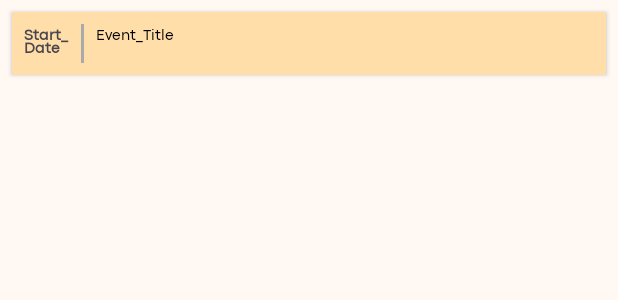
After one commit to mzylfo/Treasure, an Android app: the layout card_event.xml on its own in the app's theme, with its tools: preview values and no code run, on a phone screen of 412 x 824 dp. The commit adds this screen. Shown: the top 300 px of the screen. Run offline under Robolectric (Android 15) with nearby library versions, the phone set to English and light mode, and no system bars.

Commit message:
room database per events!!!

```diff
--- a/app/src/main/java/com/example/treasure/util/Constants.java
+++ b/app/src/main/java/com/example/treasure/util/Constants.java
@@ -5,4 +5,6 @@ public class Constants {
     public static final String SAMPLE_JSON_FILENAME = "sample_api_response.json";
     public static final int DATABASE_VERSION = 1;
     public static final String SAVED_DATE_DATABASE = "Date_db";
+    public static final String SAVED_EVENT_DATABASE = "Event_db";
+    public static final String SAMPLE_EVENT_LIST = "sample_event_list.json";
 }
--- /dev/null
+++ b/app/src/main/res/layout/card_event.xml
@@ -0,0 +1,53 @@
+<?xml version="1.0" encoding="utf-8"?>
+<androidx.cardview.widget.CardView xmlns:android="http://schemas.android.com/apk/res/android"
+    xmlns:app="http://schemas.android.com/apk/res-auto"
+    android:layout_width="match_parent"
+    android:layout_height="wrap_content"
+    android:layout_margin="8dp"
+    app:cardBackgroundColor="@color/md_theme_primaryContainer"
+    >
+
+    <androidx.constraintlayout.widget.ConstraintLayout
+        android:layout_width="wrap_content"
+        android:layout_height="wrap_content"
+        android:padding="8dp"
+        >
+
+        <TextView
+            android:id="@+id/textview_startdate_event"
+            android:layout_width="30dp"
+            android:layout_height="wrap_content"
+            android:text="@string/start_date"
+            android:textStyle="bold"
+            android:textSize="10sp"
+            app:layout_constraintEnd_toStartOf="@+id/separator"
+            app:layout_constraintStart_toStartOf="parent"
+            app:layout_constraintTop_toTopOf="parent"/>
+
+        <View
+            android:id="@+id/separator"
+            android:layout_width="2dp"
+            android:layout_height="0dp"
+            android:background="@android:color/darker_gray"
+            app:layout_constraintStart_toEndOf="@+id/textview_startdate_event"
+            app:layout_constraintEnd_toStartOf="@+id/textview_title_event"
+            app:layout_constraintTop_toTopOf="parent"
+            app:layout_constraintBottom_toBottomOf="parent"
+            android:layout_marginStart="8dp"
+            android:layout_marginEnd="8dp"/>
+
+        <TextView
+            android:id="@+id/textview_title_event"
+            android:layout_width="170dp"
+            android:layout_height="wrap_content"
+            android:text="@string/event_title"
+            android:textSize="10sp"
+            android:textColor="@android:color/black"
+            app:layout_constraintStart_toEndOf="@+id/separator"
+            app:layout_constraintEnd_toEndOf="parent"
+            app:layout_constraintTop_toTopOf="parent"
+            app:layout_constraintHorizontal_bias="0"/>
+
+    </androidx.constraintlayout.widget.ConstraintLayout>
+
+</androidx.cardview.widget.CardView>
--- a/app/src/main/res/values/strings.xml
+++ b/app/src/main/res/values/strings.xml
@@ -41,4 +41,6 @@
     <string name="sadness">Sadness</string>
     <string name="events">Events</string>
     <string name="feelings">Feelings</string>
+    <string name="event_title">Event_Title</string>
+    <string name="start_date">Start_Date</string>
 </resources>
```
Also changed, not shown: app/src/main/assets/sample_event_list.json (added, +34 -0 lines), app/src/main/java/com/example/treasure/adapter/EventRecyclerAdapter.java (added, +66 -0 lines), app/src/main/java/com/example/treasure/database/EventDAO.java (added, +28 -0 lines), app/src/main/java/com/example/treasure/database/EventRoomDatabase.java (added, +39 -0 lines), app/src/main/java/com/example/treasure/model/Event.java (added, +53 -0 lines), app/src/main/java/com/example/treasure/model/EventApiResponse.java (added, +19 -0 lines), app/src/main/java/com/example/treasure/ui/home/fragment/HomeDailyFragment.java (+21 -3 lines), app/src/main/java/com/example/treasure/ui/home/fragment/NewEventFragment.java (+7 -2 lines), app/src/main/java/com/example/treasure/ui/home/fragment/StatsMonthFragment.java (+1 -47 lines), app/src/main/java/com/example/treasure/util/JSONParserUtils.java (+12 -0 lines), app/src/main/java/com/example/treasure/util/SharedPreferencesUtils.java (added, +105 -0 lines), app/src/main/java/com/example/treasure/util/TimeParser.java (added, +22 -0 lines), app/src/main/res/layout/fragment_home_daily.xml (+4 -5 lines).
